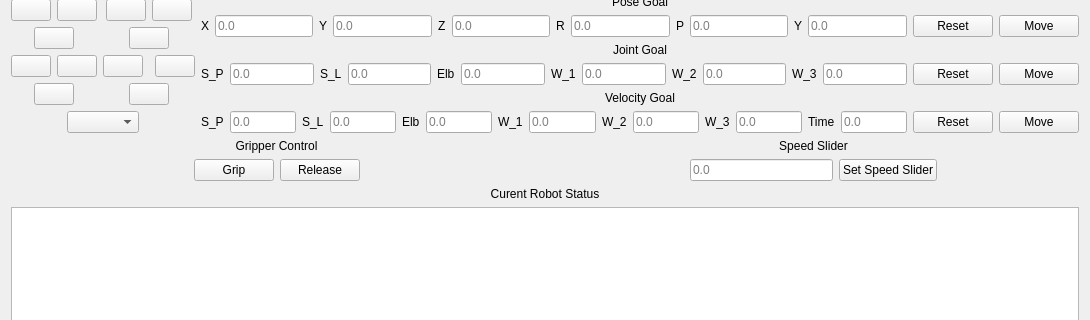
Old version of the form resource/SamiPlugin.ui in the repository iris-ua/iris_sami; both pictures show x 0 to 1090 and y 112 to 432 of the 1090 by 808 pixel window.
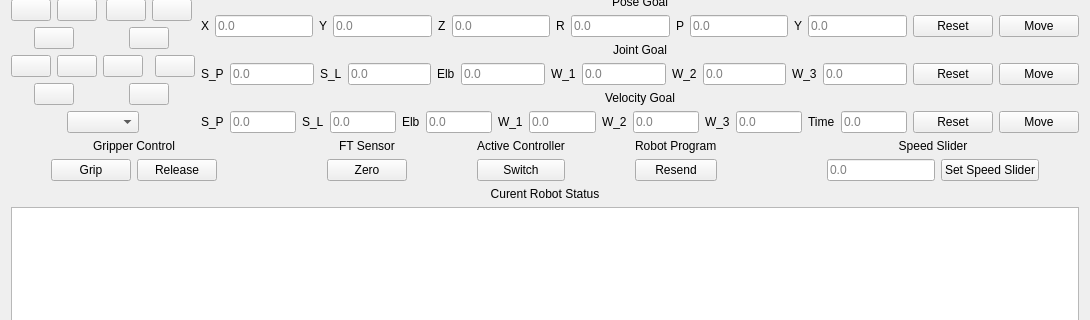
New version of the form. Icons and pictures are not drawn.

Commit message: joint velocity controls added to rqt_sami

Diff of the .ui file:
```diff
--- a/resource/SamiPlugin.ui
+++ b/resource/SamiPlugin.ui
@@ -13,7 +13,7 @@
   <property name="windowTitle">
    <string>rqt_sami</string>
   </property>
-  <layout class="QVBoxLayout" name="verticalLayout_8">
+  <layout class="QVBoxLayout" name="verticalLayout_10">
    <item>
     <widget class="QLabel" name="label_4">
      <property name="text">
@@ -1395,6 +1395,115 @@
        </item>
       </layout>
      </item>
+     <item>
+      <spacer name="horizontalSpacer_34">
+       <property name="orientation">
+        <enum>Qt::Horizontal</enum>
+       </property>
+       <property name="sizeHint" stdset="0">
+        <size>
+         <width>40</width>
+         <height>20</height>
+        </size>
+       </property>
+      </spacer>
+     </item>
+     <item>
+      <layout class="QVBoxLayout" name="verticalLayout_9">
+       <item>
+        <widget class="QLabel" name="label_39">
+         <property name="text">
+          <string>FT Sensor</string>
+         </property>
+         <property name="alignment">
+          <set>Qt::AlignCenter</set>
+         </property>
+        </widget>
+       </item>
+       <item>
+        <widget class="QPushButton" name="zero_ft_sensor">
+         <property name="text">
+          <string>Zero</string>
+         </property>
+        </widget>
+       </item>
+      </layout>
+     </item>
+     <item>
+      <spacer name="horizontalSpacer_35">
+       <property name="orientation">
+        <enum>Qt::Horizontal</enum>
+       </property>
+       <property name="sizeHint" stdset="0">
+        <size>
+         <width>40</width>
+         <height>20</height>
+        </size>
+       </property>
+      </spacer>
+     </item>
+     <item>
+      <layout class="QVBoxLayout" name="verticalLayout_5">
+       <item>
+        <widget class="QLabel" name="label_37">
+         <property name="text">
+          <string>Active Controller</string>
+         </property>
+        </widget>
+       </item>
+       <item>
+        <widget class="QPushButton" name="switch_controller">
+         <property name="text">
+          <string>Switch</string>
+         </property>
+        </widget>
+       </item>
+      </layout>
+     </item>
+     <item>
+      <spacer name="horizontalSpacer_36">
+       <property name="orientation">
+        <enum>Qt::Horizontal</enum>
+       </property>
+       <property name="sizeHint" stdset="0">
+        <size>
+         <width>40</width>
+         <height>20</height>
+        </size>
+       </property>
+      </spacer>
+     </item>
+     <item>
+      <layout class="QVBoxLayout" name="verticalLayout_8">
+       <item>
+        <widget class="QLabel" name="label_38">
+         <property name="text">
+          <string>Robot Program</string>
+         </property>
+        </widget>
+       </item>
+       <item>
+        <widget class="QPushButton" name="resend_program">
+         <property name="text">
+          <string>Resend</string>
+         </property>
+        </widget>
+       </item>
+      </layout>
+     </item>
+     <item>
+      <spacer name="horizontalSpacer_37">
+       <property name="orientation">
+        <enum>Qt::Horizontal</enum>
+       </property>
+       <property name="sizeHint" stdset="0">
+        <size>
+         <width>40</width>
+         <height>20</height>
+        </size>
+       </property>
+      </spacer>
+     </item>
      <item>
       <layout class="QVBoxLayout" name="verticalLayout_2">
        <item>
```
Left out of the diff: 48 changed lines with no effect on the pictures. The commit also changes 2 other files.
